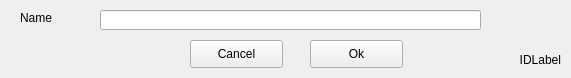
The window that EgWidgetsDemo/NodeForm.ui (norian-n/widgets_demo_app) describes before a commit, drawn with Qt 5.
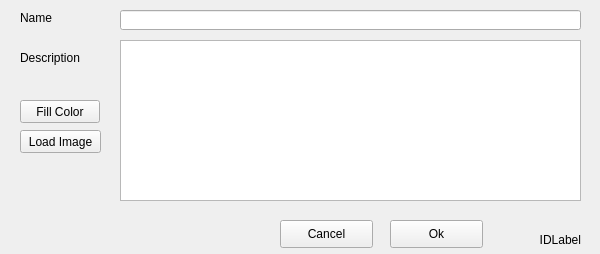
The same window after the commit.

Commit message: added nodes names table, nodes features changing in node form

The edit to the form file:
```diff
--- a/EgWidgetsDemo/NodeForm.ui
+++ b/EgWidgetsDemo/NodeForm.ui
@@ -9,8 +9,8 @@
    <rect>
     <x>0</x>
     <y>0</y>
-    <width>571</width>
-    <height>78</height>
+    <width>600</width>
+    <height>254</height>
    </rect>
   </property>
   <property name="sizePolicy">
@@ -25,9 +25,9 @@
   <widget class="QLineEdit" name="nameEdit">
    <property name="geometry">
     <rect>
-     <x>100</x>
+     <x>120</x>
      <y>10</y>
-     <width>381</width>
+     <width>461</width>
      <height>20</height>
     </rect>
    </property>
@@ -61,8 +61,8 @@
    <property name="geometry">
     <rect>
      <x>520</x>
-     <y>50</y>
-     <width>41</width>
+     <y>230</y>
+     <width>61</width>
      <height>20</height>
     </rect>
    </property>
@@ -76,8 +76,8 @@
   <widget class="QPushButton" name="okButton">
    <property name="geometry">
     <rect>
-     <x>310</x>
-     <y>40</y>
+     <x>390</x>
+     <y>220</y>
      <width>93</width>
      <height>28</height>
     </rect>
@@ -95,8 +95,8 @@
   <widget class="QPushButton" name="cancelButton">
    <property name="geometry">
     <rect>
-     <x>190</x>
-     <y>40</y>
+     <x>280</x>
+     <y>220</y>
      <width>93</width>
      <height>28</height>
     </rect>
@@ -111,6 +111,61 @@
     <string>Cancel</string>
    </property>
   </widget>
+  <widget class="QLabel" name="label_2">
+   <property name="geometry">
+    <rect>
+     <x>20</x>
+     <y>50</y>
+     <width>71</width>
+     <height>16</height>
+    </rect>
+   </property>
+   <property name="sizePolicy">
+    <sizepolicy hsizetype="Fixed" vsizetype="Fixed">
+     <horstretch>0</horstretch>
+     <verstretch>0</verstretch>
+    </sizepolicy>
+   </property>
+   <property name="text">
+    <string>Description</string>
+   </property>
+  </widget>
+  <widget class="QPlainTextEdit" name="descEdit">
+   <property name="geometry">
+    <rect>
+     <x>120</x>
+     <y>40</y>
+     <width>461</width>
+     <height>161</height>
+    </rect>
+   </property>
+  </widget>
+  <widget class="QPushButton" name="imageButton">
+   <property name="geometry">
+    <rect>
+     <x>20</x>
+     <y>130</y>
+     <width>81</width>
+     <height>23</height>
+    </rect>
+   </property>
+   <property name="text">
+    <string>Load Image</string>
+   </property>
+  </widget>
+  <widget class="QPushButton" name="fillButton">
+   <property name="geometry">
+    <rect>
+     <x>20</x>
+     <y>100</y>
+     <width>80</width>
+     <height>23</height>
+    </rect>
+   </property>
+   <property name="text">
+    <string>Fill Color</string>
+   </property>
+  </widget>
  </widget>
  <resources/>
  <connections/>
```
The commit also changes 23 other files.
